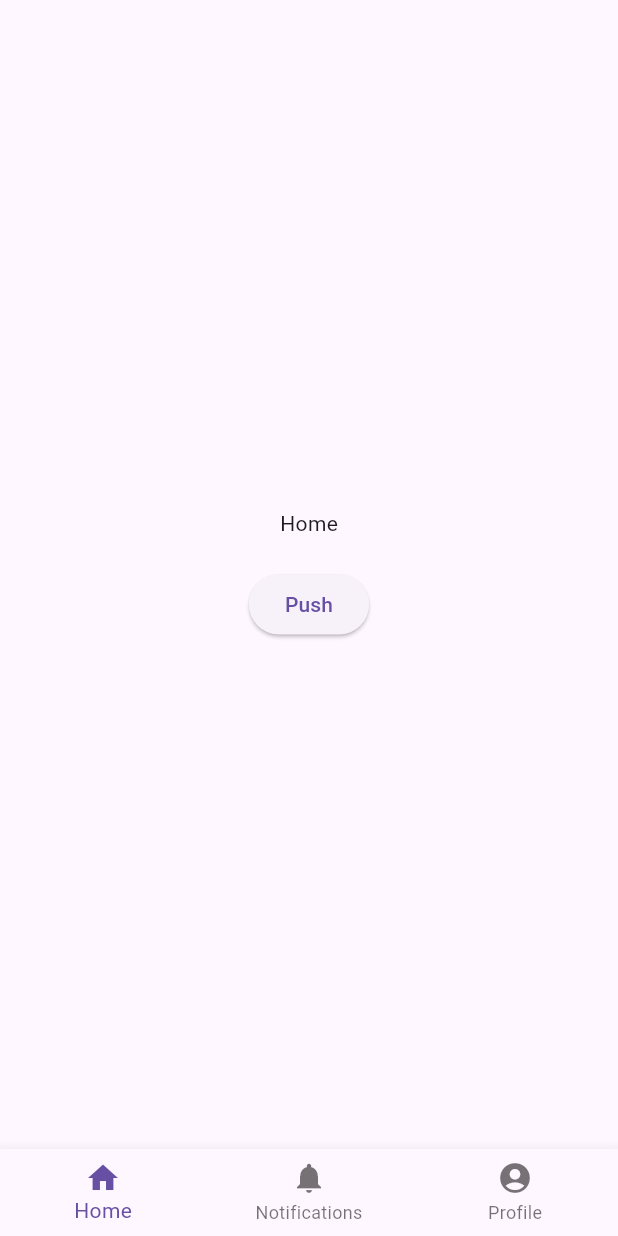
After one commit to cs-onah/my_widgets, a Flutter app: the screen it shows after launch, after a tap on "Scoped Animation", on a phone screen of 412 x 824 dp. The commit adds this screen. Run offline on Flutter 3.47's test engine with Material 2 defaults, Android fonts, the phone set to English and light mode, and no system bars; our stand-ins replace flutter_hooks.

Commit message:
mini documentation

```diff
--- a/example/analysis_options.yaml
+++ b/example/analysis_options.yaml
@@ -1,27 +1,8 @@
-# This file configures the analyzer, which statically analyzes Dart code to
-# check for errors, warnings, and lints.
-#
-# The issues identified by the analyzer are surfaced in the UI of Dart-enabled
-# IDEs (https://dart.dev/tools#ides-and-editors). The analyzer can also be
-# invoked from the command line by running `flutter analyze`.
-
-# The following line activates a set of recommended lints for Flutter apps,
-# packages, and plugins designed to encourage good coding practices.
 include: package:flutter_lints/flutter.yaml
 
 linter:
-  # The lint rules applied to this project can be customized in the
-  # section below to disable rules from the `package:flutter_lints/flutter.yaml`
-  # included above or to enable additional rules. A list of all available lints
-  # and their documentation is published at
-  # https://dart-lang.github.io/linter/lints/index.html.
-  #
-  # Instead of disabling a lint rule for the entire project in the
-  # section below, it can also be suppressed for a single line of code
-  # or a specific dart file by using the `// ignore: name_of_lint` and
-  # `// ignore_for_file: name_of_lint` syntax on the line or in the file
-  # producing the lint.
   rules:
+    prefer_const_constructors: false
     # avoid_print: false  # Uncomment to disable the `avoid_print` rule
     # prefer_single_quotes: true  # Uncomment to enable the `prefer_single_quotes` rule
 
--- a/example/lib/main.dart
+++ b/example/lib/main.dart
@@ -1,3 +1,5 @@
+import 'package:example/src/animated_list_sample.dart';
+import 'package:example/src/scoped_navigator_sample.dart';
 import 'package:flutter/material.dart';
 
 void main() {
@@ -10,11 +12,28 @@ class MyApp extends StatelessWidget {
   @override
   Widget build(BuildContext context) {
     return MaterialApp(
-      home: Scaffold(
-        body: ListView(
-          children: const [
-            ListTile(title: Text("Slide Animated List"),)
-          ],
+      theme: ThemeData(useMaterial3: true),
+      home: Builder(
+        builder: (context) => Scaffold(
+          appBar: AppBar(title: Text("Sample Code")),
+          body: ListView(
+            children: [
+              ListTile(
+                title: Text("Slide Animated List"),
+                trailing: Icon(Icons.arrow_forward_ios),
+                onTap: () => Navigator.of(context).push(
+                  MaterialPageRoute(builder: (_) => AnimatedListSample()),
+                ),
+              ),
+              ListTile(
+                title: Text("Scoped Animation"),
+                trailing: Icon(Icons.arrow_forward_ios),
+                onTap: () => Navigator.of(context).push(
+                  MaterialPageRoute(builder: (_) => ScopedNavigatorSample()),
+                ),
+              ),
+            ],
+          ),
         ),
       ),
     );
--- a/example/lib/src/animated_list_sample.dart
+++ b/example/lib/src/animated_list_sample.dart
@@ -3,10 +3,10 @@ import 'package:my_widgets/my_widgets.dart';
 
 class AnimatedListSample extends StatelessWidget {
   const AnimatedListSample({Key? key}) : super(key: key);
-
   @override
   Widget build(BuildContext context) {
     return Scaffold(
+      appBar: AppBar(),
       body: SlideAnimatedList.builder(
         itemCount: 10,
         itemBuilder: (_, index) {
--- /dev/null
+++ b/example/lib/src/scoped_navigator_sample.dart
@@ -0,0 +1,83 @@
+import 'package:flutter/material.dart';
+import 'package:my_widgets/my_widgets.dart';
+
+class ScopedNavigatorSample extends StatefulWidget {
+  const ScopedNavigatorSample({Key? key}) : super(key: key);
+
+  @override
+  State<ScopedNavigatorSample> createState() => _ScopedNavigatorSampleState();
+}
+
+class _ScopedNavigatorSampleState extends State<ScopedNavigatorSample> {
+  final customNavigator = GlobalKey<NavigatorState>();
+
+  int _page = 0;
+
+  @override
+  Widget build(BuildContext context) {
+    return Scaffold(
+      bottomNavigationBar: BottomNavigationBar(
+        currentIndex: _page,
+        onTap: (newPage) => setState(() => _page = newPage),
+        items: const [
+          BottomNavigationBarItem(icon: Icon(Icons.home), label: "Home"),
+          BottomNavigationBarItem(
+              icon: Icon(Icons.notifications), label: "Notifications"),
+          BottomNavigationBarItem(
+              icon: Icon(Icons.account_circle), label: "Profile"),
+        ],
+      ),
+      body: IndexedStack(
+        index: _page,
+        children: [
+          ScopedNavigator(
+            navigatorKey: customNavigator,
+            defaultRoute: ScopedNavigatorChild(
+              routeName: "Home",
+              routeWidget: _ScopedDemoScreen(),
+            ),
+          ),
+          centeredText("Notifications"),
+          centeredText("Profile"),
+        ],
+      ),
+    );
+  }
+}
+
+class _ScopedDemoScreen extends StatelessWidget {
+  const _ScopedDemoScreen({Key? key}) : super(key: key);
+
+  @override
+  Widget build(BuildContext context) {
+    return Scaffold(
+      body: Center(
+        child: Column(
+          mainAxisSize: MainAxisSize.min,
+          children: [
+            Text("Home"),
+            const SizedBox(height: 20),
+            ElevatedButton(
+              onPressed: () => Navigator.of(context).push(
+                MaterialPageRoute(builder: (_) => _scopedScreen()),
+              ),
+              child: Text("Push"),
+            )
+          ],
+        ),
+      ),
+    );
+  }
+
+  Scaffold _scopedScreen() {
+    return Scaffold(
+      appBar: AppBar(),
+      backgroundColor: Colors.green,
+      body: centeredText("New Scoped Screen"),
+    );
+  }
+}
+
+Widget centeredText(String text) {
+  return Center(child: Text(text));
+}
```
Also changed, not shown: docs/animated_list.gif (added), docs/scoped_navigation.gif (added), 1 other file.
